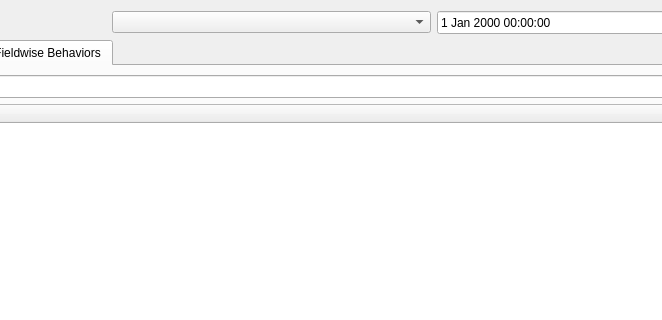
First picture: the form in apps/main/ui/simBehaviorEditor.ui, repository sudozer/dex, before the edit; both pictures show x 223 to 885 and y 0 to 320 of the 989 by 458 pixel window.
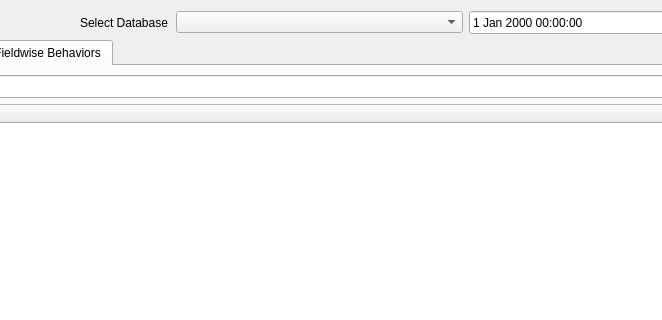
Second picture: the form after the edit.

The edit to the form file:
```diff
--- a/apps/main/ui/simBehaviorEditor.ui
+++ b/apps/main/ui/simBehaviorEditor.ui
@@ -25,6 +25,19 @@
          </property>
         </widget>
        </item>
+       <item>
+        <widget class="QLabel" name="label">
+         <property name="maximumSize">
+          <size>
+           <width>90</width>
+           <height>16777215</height>
+          </size>
+         </property>
+         <property name="text">
+          <string>Select Database</string>
+         </property>
+        </widget>
+       </item>
        <item>
         <widget class="QComboBox" name="databaseSelectBox"/>
        </item>
```
